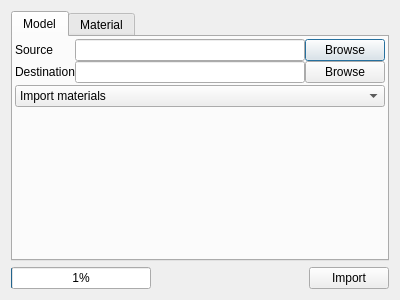
Above: src/studio/import_asset_dialog.ui from nem0/LumixEngine before the change. Below: the same form after it.
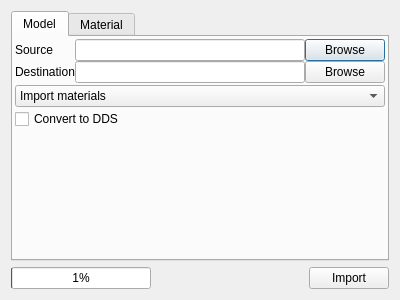
That is the form after the change. Custom widgets are drawn as their Qt base class.

Commit message: convert textures to dds format when importing a model

```diff
--- a/src/studio/import_asset_dialog.ui
+++ b/src/studio/import_asset_dialog.ui
@@ -99,6 +99,13 @@
          </item>
         </widget>
        </item>
+       <item>
+        <widget class="QCheckBox" name="convertToDDSCheckbox">
+         <property name="text">
+          <string>Convert to DDS</string>
+         </property>
+        </widget>
+       </item>
        <item>
         <spacer name="verticalSpacer">
          <property name="orientation">
```
The commit also changes 4 other files.
